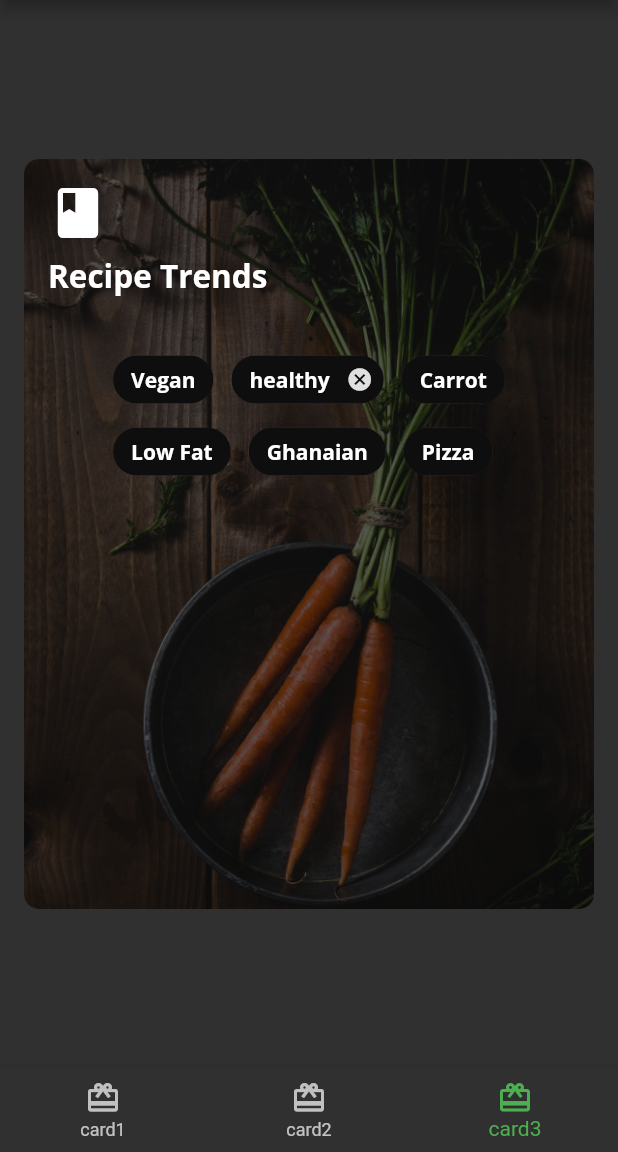
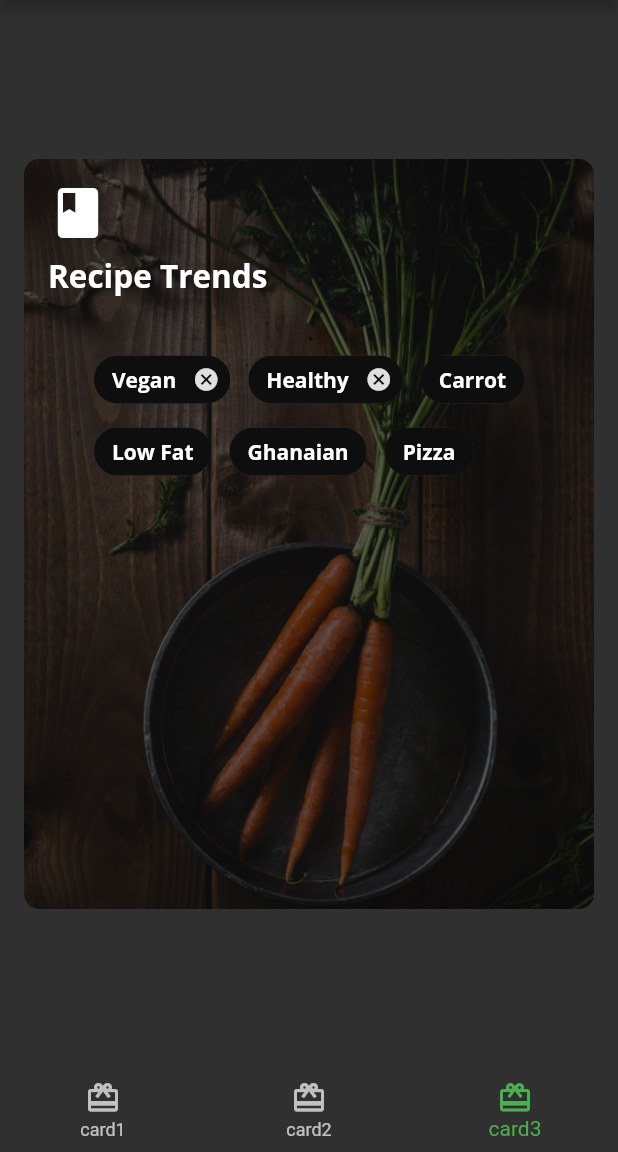
Before and after one commit to JerryAgbesi/Flutter_mini_projects, a Flutter app: the screen it shows after launch, item 3 of the bottom bar chosen, on a phone screen of 412 x 824 dp, the part 84-1236 px from its top. Run offline on Flutter 3.47's test engine with Material 2 defaults, Android fonts, the light colour scheme and no system bars; our stand-ins replace google_fonts.

Commit message:
updated pubspec.yaml

```diff
--- a/recipez/lib/pages/card3.dart
+++ b/recipez/lib/pages/card3.dart
@@ -54,10 +54,11 @@ class Card3 extends StatelessWidget {
                             style: RecipezTheme.darkTextTheme.bodyText1,
                           ),
                           backgroundColor: Colors.black.withOpacity(0.7),
+                          onDeleted:() => print('delete'),
                         ),
                         Chip(
                           label: Text(
-                            'healthy',
+                            'Healthy',
                             style: RecipezTheme.darkTextTheme.bodyText1,
                           ),
                           backgroundColor: Colors.black.withOpacity(0.7),
--- a/recipez/pubspec.yaml
+++ b/recipez/pubspec.yaml
@@ -35,6 +35,7 @@ dependencies:
   # Use with the CupertinoIcons class for iOS style icons.
   cupertino_icons: ^1.0.2
   google_fonts: ^2.2.0
+  font_awesome_flutter: ^9.2.0
 
 dev_dependencies:
   flutter_test:
```
